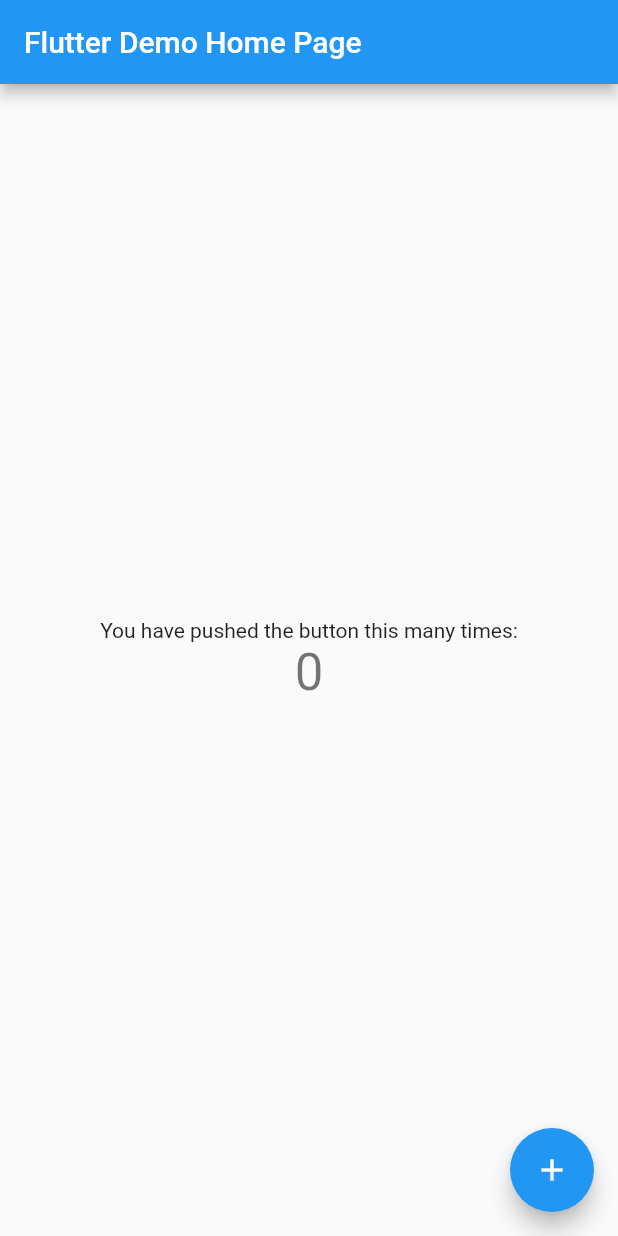
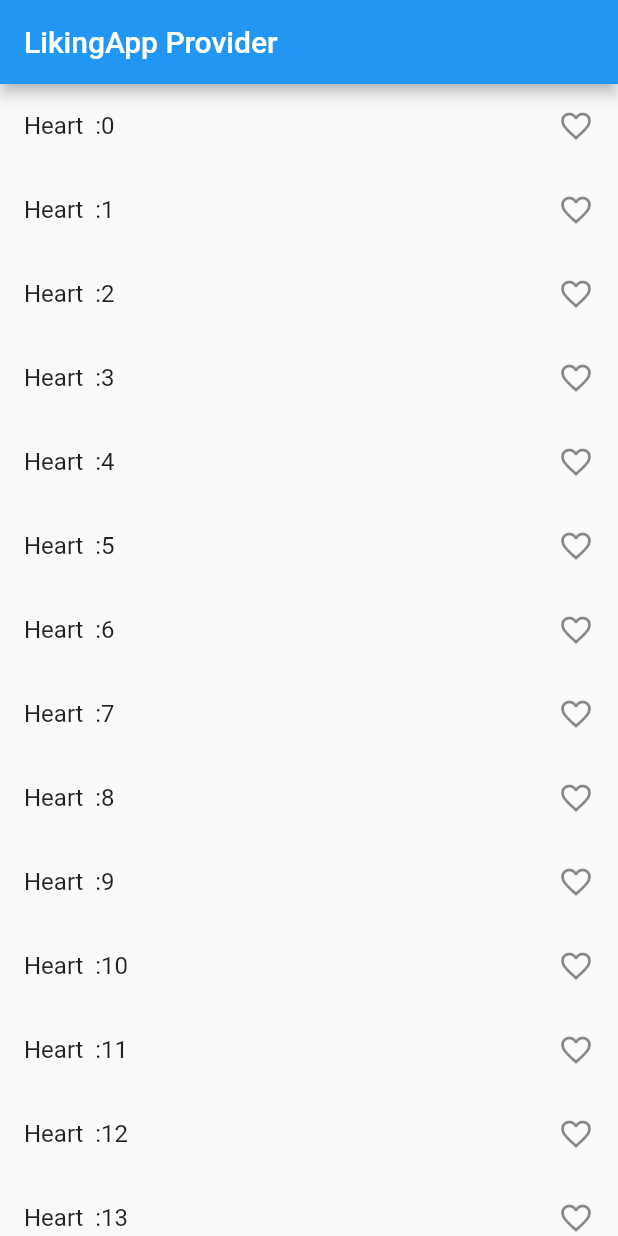
Before and after one commit to Exalter104/Statemangment_Provider-in-Flutter, a Flutter app: the screen it shows after launch, on a phone screen of 412 x 824 dp. Run offline on Flutter 3.47's test engine with Material 2 defaults, Android fonts, the phone set to English and light mode, and no system bars.

Commit message:
Statemangmnet Provider:Liking App

```diff
--- a/statemangmnet_provider/analysis_options.yaml
+++ b/statemangmnet_provider/analysis_options.yaml
@@ -9,7 +9,7 @@
 # packages, and plugins designed to encourage good coding practices.
 include: package:flutter_lints/flutter.yaml
 
-linter:
+
   # The lint rules applied to this project can be customized in the
   # section below to disable rules from the `package:flutter_lints/flutter.yaml`
   # included above or to enable additional rules. A list of all available lints
@@ -21,7 +21,10 @@
   # or a specific dart file by using the `// ignore: name_of_lint` and
   # `// ignore_for_file: name_of_lint` syntax on the line or in the file
   # producing the lint.
+linter:
   rules:
+    prefer_const_constructors : false
+
     # avoid_print: false  # Uncomment to disable the `avoid_print` rule
     # prefer_single_quotes: true  # Uncomment to enable the `prefer_single_quotes` rule
 
--- /dev/null
+++ b/statemangmnet_provider/lib/Multiple_Provider/likingprovider.dart
@@ -0,0 +1,11 @@
+import 'package:flutter/foundation.dart';
+
+class LikingProvider extends ChangeNotifier {
+  List<int> _EmptyList = [];
+  List<int> get EmptyList => _EmptyList;
+
+  void liking(int hearts) {
+    _EmptyList.add(hearts);
+    notifyListeners();
+  }
+}
--- /dev/null
+++ b/statemangmnet_provider/lib/Multiple_Provider/likingui.dart.dart
@@ -0,0 +1,45 @@
+import 'package:flutter/material.dart';
+import 'package:provider/provider.dart';
+
+import 'likingprovider.dart';
+
+class LikingUi extends StatefulWidget {
+  const LikingUi({super.key});
+
+  @override
+  State<LikingUi> createState() => _LikingUiState();
+}
+
+class _LikingUiState extends State<LikingUi> {
+  @override
+  Widget build(BuildContext context) {
+    print("All widgets are repeatly re-runing");
+    return Scaffold(
+      appBar: AppBar(
+        title: Text("LikingApp Provider"),
+      ),
+      body: Column(
+        children: [
+          Expanded(
+            child: ListView.builder(
+                itemCount: 100,
+                itemBuilder: (context, index) {
+                  return Consumer<LikingProvider>(
+                      builder: (context, value, child) {
+                    return ListTile(
+                      onTap: () {
+                        value.liking(index);
+                      },
+                      title: Text("Heart  :$index"),
+                      trailing: Icon(value.EmptyList.contains(index)
+                          ? Icons.favorite
+                          : Icons.favorite_border_outlined),
+                    );
+                  });
+                }),
+          )
+        ],
+      ),
+    );
+  }
+}
--- a/statemangmnet_provider/lib/main.dart
+++ b/statemangmnet_provider/lib/main.dart
@@ -1,4 +1,10 @@
 import 'package:flutter/material.dart';
+import 'package:provider/provider.dart';
+import 'package:statemangmnet_provider/Provider/countprovider.dart';
+import 'package:statemangmnet_provider/Screen/countscreen.dart';
+
+import 'Multiple_Provider/likingprovider.dart';
+import 'Multiple_Provider/likingui.dart.dart';
 
 void main() {
   runApp(const MyApp());
@@ -10,106 +16,16 @@
   // This widget is the root of your application.
   @override
   Widget build(BuildContext context) {
-    return MaterialApp(
-      title: 'Flutter Demo',
-      theme: ThemeData(
-        // This is the theme of your application.
-        //
-        // Try running your application with "flutter run". You'll see the
-        // application has a blue toolbar. Then, without quitting the app, try
-        // changing the primarySwatch below to Colors.green and then invoke
-        // "hot reload" (press "r" in the console where you ran "flutter run",
-        // or simply save your changes to "hot reload" in a Flutter IDE).
-        // Notice that the counter didn't reset back to zero; the application
-        // is not restarted.
-        primarySwatch: Colors.blue,
+    return MultiProvider(
+      providers: [
+        ChangeNotifierProvider(
+          create: (_) => LikingProvider(),
+        )
+      ],
+      child: MaterialApp(
+        title: "Home",
+        home: const LikingUi(),
       ),
-      home: const MyHomePage(title: 'Flutter Demo Home Page'),
     );
   }
 }
-
-class MyHomePage extends StatefulWidget {
-  const MyHomePage({super.key, required this.title});
-
-  // This widget is the home page of your application. It is stateful, meaning
-  // that it has a State object (defined below) that contains fields that affect
-  // how it looks.
-
-  // This class is the configuration for the state. It holds the values (in this
-  // case the title) provided by the parent (in this case the App widget) and
-  // used by the build method of the State. Fields in a Widget subclass are
-  // always marked "final".
-
-  final String title;
-
-  @override
-  State<MyHomePage> createState() => _MyHomePageState();
-}
-
-class _MyHomePageState extends State<MyHomePage> {
-  int _counter = 0;
-
-  void _incrementCounter() {
-    setState(() {
-      // This call to setState tells the Flutter framework that something has
-      // changed in this State, which causes it to rerun the build method below
-      // so that the display can reflect the updated values. If we changed
-      // _counter without calling setState(), then the build method would not be
-      // called again, and so nothing would appear to happen.
-      _counter++;
-    });
-  }
-
-  @override
-  Widget build(BuildContext context) {
-    // This method is rerun every time setState is called, for instance as done
-    // by the _incrementCounter method above.
-    //
-    // The Flutter framework has been optimized to make rerunning build methods
-    // fast, so that you can just rebuild anything that needs updating rather
-    // than having to individually change instances of widgets.
-    return Scaffold(
-      appBar: AppBar(
-        // Here we take the value from the MyHomePage object that was created by
-        // the App.build method, and use it to set our appbar title.
-        title: Text(widget.title),
-      ),
-      body: Center(
-        // Center is a layout widget. It takes a single child and positions it
-        // in the middle of the parent.
-        child: Column(
-          // Column is also a layout widget. It takes a list of children and
-          // arranges them vertically. By default, it sizes itself to fit its
-          // children horizontally, and tries to be as tall as its parent.
-          //
-          // Invoke "debug painting" (press "p" in the console, choose the
-          // "Toggle Debug Paint" action from the Flutter Inspector in Android
-          // Studio, or the "Toggle Debug Paint" command in Visual Studio Code)
-          // to see the wireframe for each widget.
-          //
-          // Column has various properties to control how it sizes itself and
-          // how it positions its children. Here we use mainAxisAlignment to
-          // center the children vertically; the main axis here is the vertical
-          // axis because Columns are vertical (the cross axis would be
-          // horizontal).
-          mainAxisAlignment: MainAxisAlignment.center,
-          children: <Widget>[
-            const Text(
-              'You have pushed the button this many times:',
-            ),
-            Text(
-              '$_counter',
-              style: Theme.of(context).textTheme.headline4,
-            ),
-          ],
-        ),
-      ),
-      floatingActionButton: FloatingActionButton(
-        onPressed: _incrementCounter,
-        tooltip: 'Increment',
-        child: const Icon(Icons.add),
-      ), // This trailing comma makes auto-formatting nicer for build methods.
-    );
-  }
-}
--- a/statemangmnet_provider/pubspec.yaml
+++ b/statemangmnet_provider/pubspec.yaml
@@ -36,6 +36,7 @@
   # The following adds the Cupertino Icons font to your application.
   # Use with the CupertinoIcons class for iOS style icons.
   cupertino_icons: ^1.0.2
+  provider: ^6.0.4
 
 dev_dependencies:
   flutter_test:
```
Also changed, not shown: statemangmnet_provider/lib/Provider/countprovider.dart (added, +11 -0 lines), statemangmnet_provider/lib/Screen/countscreen.dart (added, +40 -0 lines), statemangmnet_provider/pubspec.lock, 2 other files.
